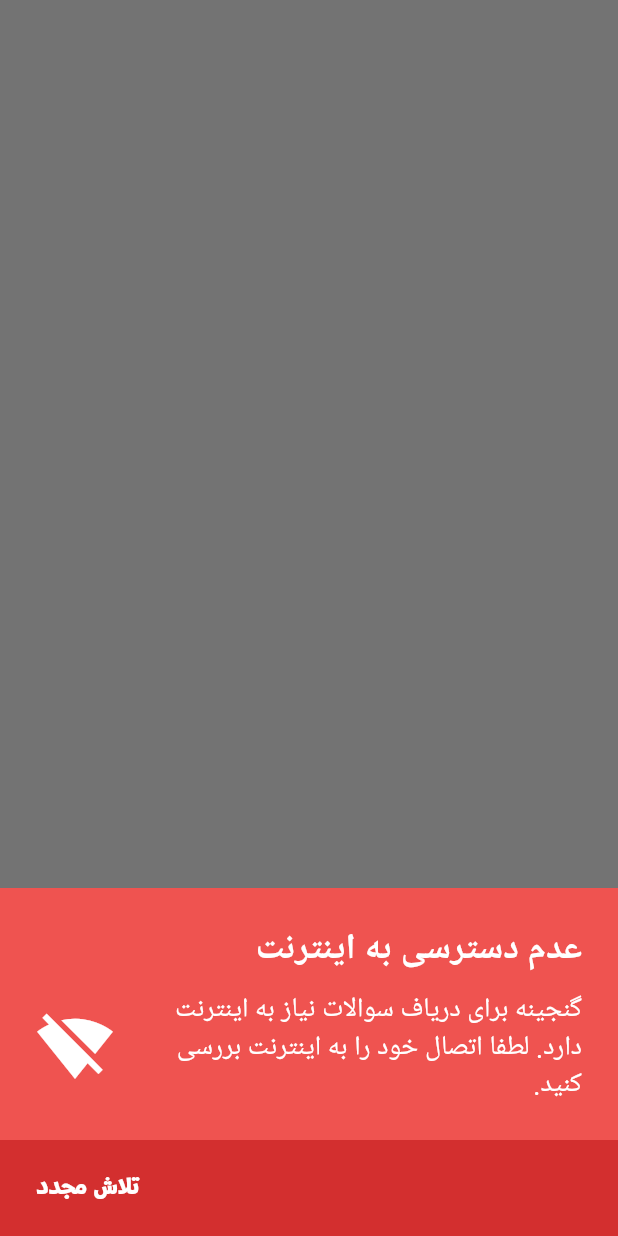
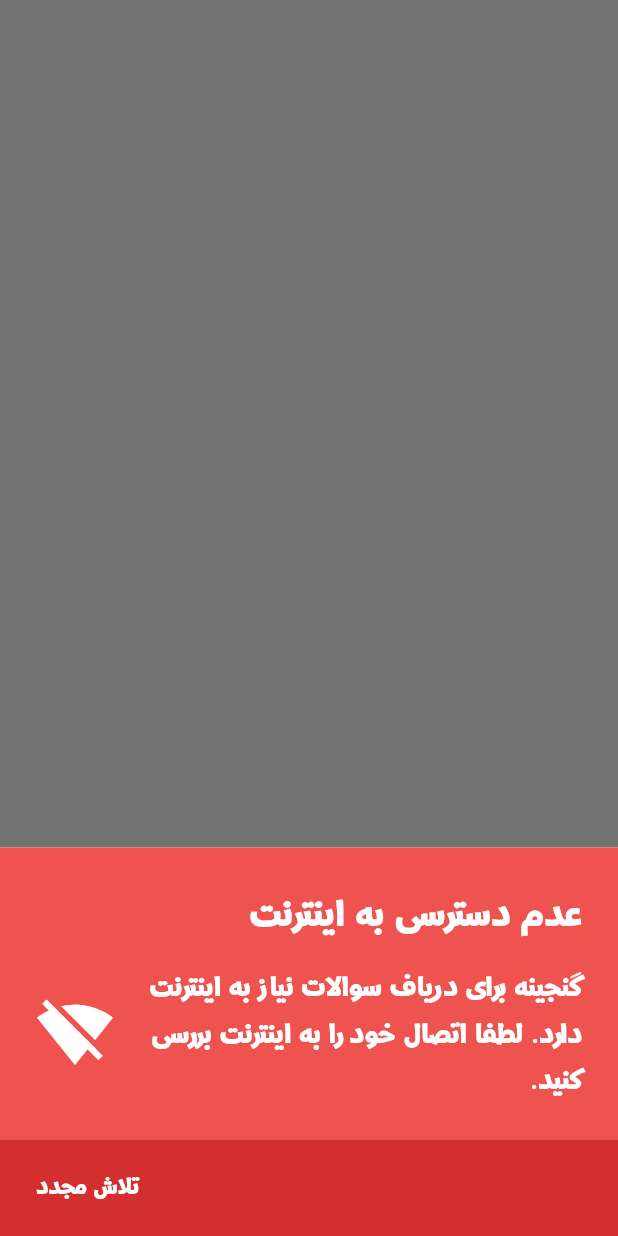
Before and after one commit to behakh83/ganjine_flutter, a Flutter app: what showNoConnectionBottomSheet() shows on an empty page, opened directly with empty values, on a phone screen of 412 x 824 dp. Run offline on Flutter 3.47's test engine with Material 2 defaults, Android fonts, the phone set to English and light mode, and no system bars; our stand-ins replace auto_size_text, font_awesome_flutter, lottie, shared_preferences; missing offline and left inert: gradient_text, random_color, soundpool; accounts and stored records are empty; network calls fail; Roboto replaces fonts that are missing (circular).

Commit message:
Release 1.0.0+1.

```diff
--- a/lib/widgets/widget_sweet_sheet.dart
+++ b/lib/widgets/widget_sweet_sheet.dart
@@ -14,7 +14,10 @@ void showNoConnectionBottomSheet(BuildContext context, void Function() onRetry,
   SweetSheet().show(
     context: context,
     isDismissible: false,
-    description: Text(kStringRequiredInternet),
+    description: Text(
+      kStringRequiredInternet,
+      style: TextStyle(fontFamily: 'DimaFred'),
+    ),
     color: SweetSheetColor.DANGER,
     positive: SweetSheetAction(
       title: kStringRetry,
@@ -23,7 +26,10 @@ void showNoConnectionBottomSheet(BuildContext context, void Function() onRetry,
         onRetry();
       },
     ),
-    title: Text(kStringNoInternet),
+    title: Text(
+      kStringNoInternet,
+      style: TextStyle(fontFamily: 'DimaFred'),
+    ),
     icon: Icons.signal_wifi_off,
     onBackPressed: () async {
       if (onBackExit) {
@@ -55,7 +61,10 @@ void showExitBottomSheet(BuildContext context) {
         Navigator.pop(context);
       },
     ),
-    title: Text(kStringExitMessage),
+    title: Text(
+      kStringExitMessage,
+      style: TextStyle(fontFamily: 'DimaFred'),
+    ),
     icon: Icons.exit_to_app,
   );
 }
```
Also changed, not shown: lib/main.dart (+7 -1 lines), 1 other file.
